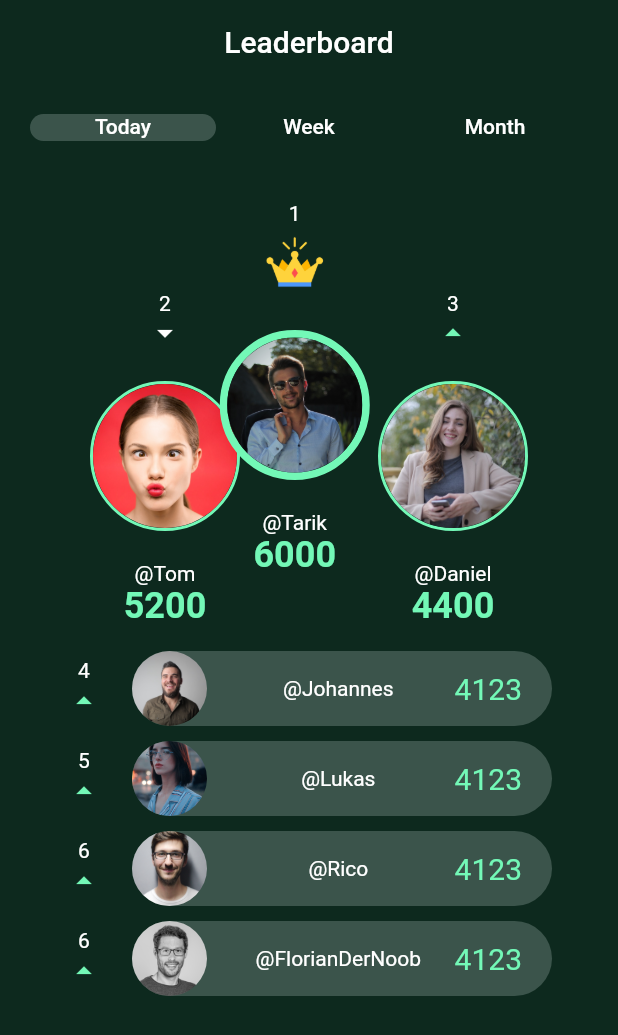
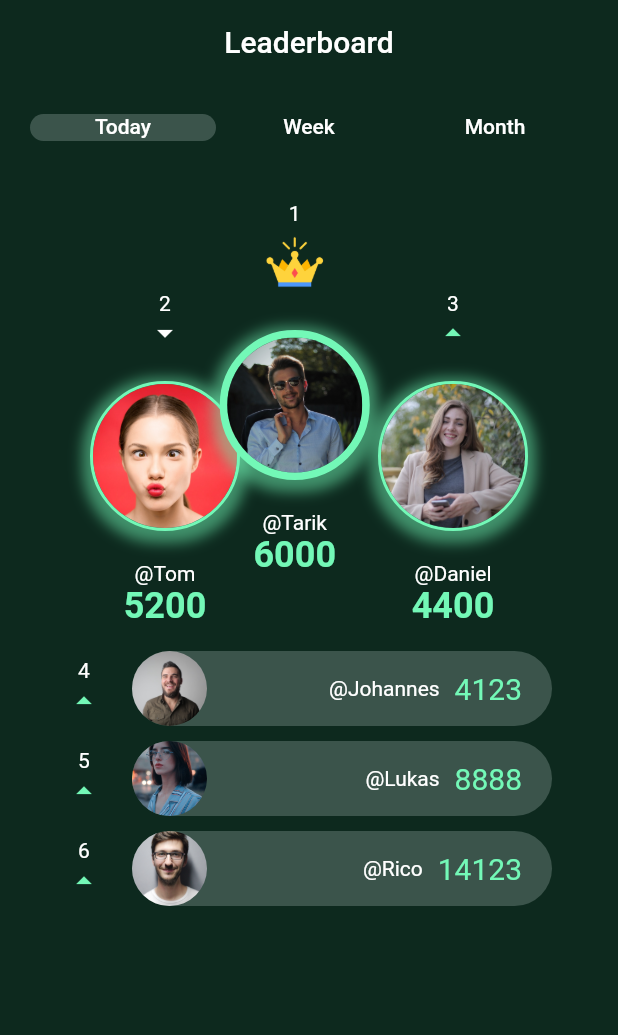
Before and after one commit to tarikalmashni/scoremaster, a Flutter app: the screen it shows after launch, on a phone screen of 412 x 824 dp. Shown: the top 1035 px of the screen. Run offline on Flutter 3.47's test engine with Material 2 defaults, Android fonts, the phone set to English and light mode, and no system bars; our stand-ins replace freezed_annotation; generated files the repository leaves out were written again.

Commit message:
little bit of clean up and solving a few TODOs

```diff
--- /dev/null
+++ b/lib/src/config/app_spacing.dart
@@ -0,0 +1,24 @@
+// ignore_for_file: constant_identifier_names
+
+class AppSpacing {
+  AppSpacing._();
+
+  static const XS = S / 2;
+  static const S = M / 1.5;
+  static const M = 8.0;
+  static const L = M * 1.5;
+  static const XL = L * 2;
+  static const XXL = XL * 2;
+
+  static const currentSize = M;
+}
+
+class AppFontSizes {
+  AppFontSizes._();
+
+  static const double M = 20;
+}
+
+class AppPaddings {
+  static const double M = 20;
+}
--- a/lib/src/config/theme/app_colors.dart
+++ b/lib/src/config/theme/app_colors.dart
@@ -1,7 +1,24 @@
 import 'package:flutter/material.dart';
 
 class AppColors {
-  static const Color background = Color(0xff0d291e);
-  static const Color green = Color(0xff73f8b7);
-  static const Color darkGreen = Color(0xff3b544b);
+  AppColors._();
+
+  static const Color primary = Color(0xff3b544b);
+  static const Color onPrimary = Colors.white;
+
+  static const Color secondary = Color(0xff0d291e);
+  static const Color onSecondary = Colors.white;
+
+  static const Color background = secondary;
+  static const Color onBackground = primary;
+
+  static const Color surface = primary;
+  static const Color onSurface = Colors.white;
+
+  static const Color error = Colors.red;
+  static const Color onError = Colors.white;
+
+  static const Color accent = Color(0xff73f8b7);
+  static const Color textSpecialColor = accent;
+  static const Color textColor = Colors.white;
 }
--- a/lib/src/pages/scoreboard_page/scoreboard_page.dart
+++ b/lib/src/pages/scoreboard_page/scoreboard_page.dart
@@ -1,4 +1,5 @@
 import 'package:flutter/material.dart';
+import 'package:scoremaster/src/config/app_spacing.dart';
 import 'package:scoremaster/src/config/theme/app_colors.dart';
 import 'package:scoremaster/src/pages/scoreboard_page/widgets/custom_highscore_list.dart';
 import 'package:scoremaster/src/pages/scoreboard_page/widgets/custom_leaders.dart';
@@ -10,15 +11,15 @@ class ScoreboardPage extends StatelessWidget {
   @override
   Widget build(BuildContext context) {
     return Scaffold(
-      backgroundColor: AppColors.background,
+      backgroundColor: AppColors.secondary,
       // TODO this could be a "custom-appbar" (simply extend appbar and configure it as needed in the super constructor call)
       appBar: AppBar(
         title: const Text(
           'Leaderboard',
-          style: TextStyle(fontSize: 20),
+          style: TextStyle(fontSize: AppFontSizes.M),
         ),
         centerTitle: true,
-        backgroundColor: AppColors.background,
+        backgroundColor: AppColors.secondary,
         elevation: 0,
       ),
       // TODO no tab controller needed :)
@@ -27,11 +28,11 @@ class ScoreboardPage extends StatelessWidget {
         child: Column(
           children: <Widget>[
             const Padding(
-              // TODO now that you've advanced to the next level, I'd like you to remove any magic numbers and implement a basic design system. User t-shirt sizing with M being the base size and all other sizes being a factor of it. (e.g. M = 8.0, S = M / 1.5)
-              padding: EdgeInsets.all(20.0),
+              padding: EdgeInsets.all(AppPaddings.M),
               child: CustomTabBar(),
             ),
             const SizedBox(
+              // TODO now that you've advanced to the next level, I'd like you to remove any magic numbers and implement a basic design system. User t-shirt sizing with M being the base size and all other sizes being a factor of it. (e.g. M = 8.0, S = M / 1.5)
               height: 20,
             ),
             Expanded(
--- a/lib/src/pages/scoreboard_page/widgets/custom_highscore_list.dart
+++ b/lib/src/pages/scoreboard_page/widgets/custom_highscore_list.dart
@@ -1,5 +1,7 @@
 import 'package:flutter/material.dart';
-import 'package:scoremaster/src/config/theme/app_colors.dart';
+import 'package:scoremaster/src/config/app_spacing.dart';
+
+import 'custom_highscore_list_entry.dart';
 
 class CustomHighscoreList extends StatelessWidget {
   const CustomHighscoreList({Key? key}) : super(key: key);
@@ -8,122 +10,64 @@ class CustomHighscoreList extends StatelessWidget {
   Widget build(BuildContext context) {
     // TODO this should be a listview.builder :) (But nice thing you discovered wraps and its sexy possibilites!)
     return Wrap(
-      spacing: 10,
-      runSpacing: 10,
+      spacing: AppSpacing.currentSize * 2.5,
+      runSpacing: AppSpacing.currentSize / 4 * 5,
       children: const <Widget>[
-        CustomListEntry(
+        CustomHighscoreListEntry(
           place: 4,
           avatarPath: 'assets/mock/pictures/profile-2.jpg',
           username: '@Johannes',
           score: 4123,
         ),
-        CustomListEntry(
+        CustomHighscoreListEntry(
           place: 5,
           avatarPath: 'assets/mock/pictures/profile-4.jpg',
           username: '@Lukas',
-          score: 4123,
+          score: 8888,
         ),
-        CustomListEntry(
+        CustomHighscoreListEntry(
           place: 6,
           avatarPath: 'assets/mock/pictures/profile-5.jpg',
           username: '@Rico',
-          score: 4123,
+          score: 14123,
         ),
-        CustomListEntry(
-          place: 6,
-          avatarPath: 'assets/mock/pictures/florian.jpg',
-          username: '@FlorianDerNoob',
-          score: 4123,
-        ),
+        // CustomListEntry(
+        //   place: 6,
+        //   avatarPath: 'assets/mock/pictures/florian.jpg',
+        //   username: '@FlorianDerNoob',
+        //   score: 9183,
+        // ),
+        // CustomListEntry(
+        //   place: 6,
+        //   avatarPath: 'assets/mock/pictures/florian.jpg',
+        //   username: '@FlorianDerNoob',
+        //   score: 9183,
+        // ),
+        // CustomListEntry(
+        //   place: 6,
+        //   avatarPath: 'assets/mock/pictures/florian.jpg',
+        //   username: '@FlorianDerNoob',
+        //   score: 9183,
+        // ),
+        // CustomListEntry(
+        //   place: 6,
+        //   avatarPath: 'assets/mock/pictures/florian.jpg',
+        //   username: '@FlorianDerNoob',
+        //   score: 9183,
+        // ),
+        // CustomListEntry(
+        //   place: 6,
+        //   avatarPath: 'assets/mock/pictures/florian.jpg',
+        //   username: '@FlorianDerNoob',
+        //   score: 9183,
+        // ),
+        // CustomListEntry(
+        //   place: 6,
+        //   avatarPath: 'assets/mock/pictures/florian.jpg',
+        //   username: '@FlorianDerNoob',
+        //   score: 9183,
+        // ),
       ],
     );
   }
 }
-
-class CustomListEntry extends StatelessWidget {
-  // TODO for easier readability, I suggest you order parameters by required and not-required instead of mixing them :)
-  const CustomListEntry({
-    Key? key,
-    required this.place,
-    this.iconIndicator,
-    required this.avatarPath,
-    required this.username,
-    required this.score,
-  }) : super(key: key);
-
-  final int place;
-  final Icon? iconIndicator;
-  final String avatarPath;
-  final String username;
-  final int score;
-
-  @override
-  Widget build(BuildContext context) {
-    return Row(
-      mainAxisAlignment: MainAxisAlignment.center,
-      children: [
-        Column(
-          children: <Widget>[
-            Text(
-              place.toString(),
-              style: const TextStyle(
-                color: Colors.white,
-              ),
-            ),
-            const Icon(
-              Icons.arrow_drop_up,
-              color: AppColors.green,
-            ),
-          ],
-        ),
-        const SizedBox(width: 20),
-        Container(
-          width: 280,
-          height: 50,
-          decoration: const BoxDecoration(
-            color: AppColors.darkGreen,
-            borderRadius: BorderRadius.all(
-              Radius.circular(50),
-            ),
-          ),
-          child: Row(
-            mainAxisAlignment: MainAxisAlignment.spaceBetween,
-            children: [
-              // TODO nice!
-              ClipRRect(
-                borderRadius: const BorderRadius.all(
-                  Radius.circular(50),
-                ),
-                child: Image(
-                  width: 50,
-                  image: AssetImage(avatarPath),
-                  fit: BoxFit.cover,
-                ),
-              ),
-              Padding(
-                padding: const EdgeInsets.only(left: 10),
-                child: Text(
-                  username,
-                  style: const TextStyle(
-                    color: Colors.white,
-                  ),
-                ),
-              ),
-              Padding(
-                padding: const EdgeInsets.only(right: 20),
-                // alignment: Alignment.centerRight,
-                child: Text(
-                  score.toString(),
-                  style: const TextStyle(
-                    fontSize: 20,
-                    color: AppColors.green,
-                  ),
-                ),
-              ),
-            ],
-          ),
-        ),
-      ],
-    );
-  }
-}
--- /dev/null
+++ b/lib/src/pages/scoreboard_page/widgets/custom_highscore_list_entry.dart
@@ -0,0 +1,92 @@
+import 'package:flutter/material.dart';
+import 'package:scoremaster/src/config/theme/app_colors.dart';
+
+class CustomHighscoreListEntry extends StatelessWidget {
+  const CustomHighscoreListEntry({
+    Key? key,
+    required this.place,
+    required this.avatarPath,
+    required this.username,
+    required this.score,
+    this.iconIndicator,
+  }) : super(key: key);
+
+  final int place;
+  final String avatarPath;
+  final String username;
+  final int score;
+  final Icon? iconIndicator;
+
+  @override
+  Widget build(BuildContext context) {
+    return Row(
+      mainAxisAlignment: MainAxisAlignment.center,
+      children: [
+        Column(
+          children: <Widget>[
+            Text(
+              place.toString(),
+              style: const TextStyle(
+                color: Colors.white,
+              ),
+            ),
+            const Icon(
+              Icons.arrow_drop_up,
+              color: AppColors.accent,
+            ),
+          ],
+        ),
+        const SizedBox(width: 20),
+        Container(
+          width: 280,
+          height: 50,
+          decoration: const BoxDecoration(
+            color: AppColors.primary,
+            borderRadius: BorderRadius.all(
+              Radius.circular(50),
+            ),
+          ),
+          child: Row(
+            mainAxisAlignment: MainAxisAlignment.spaceBetween,
+            children: [
+              ClipRRect(
+                borderRadius: const BorderRadius.all(
+                  Radius.circular(50),
+                ),
+                child: Image(
+                  width: 50,
+                  image: AssetImage(avatarPath),
+                  fit: BoxFit.cover,
+                ),
+              ),
+              Row(
+                children: [
+                  Padding(
+                    padding: const EdgeInsets.only(right: 10),
+                    child: Text(
+                      username,
+                      textAlign: TextAlign.left, // ? funzt nicht?
+                      style: const TextStyle(
+                        color: Colors.white,
+                      ),
+                    ),
+                  ),
+                  Padding(
+                    padding: const EdgeInsets.only(right: 20),
+                    child: Text(
+                      score.toString(),
+                      style: const TextStyle(
+                        fontSize: 20,
+                        color: AppColors.accent,
+                      ),
+                    ),
+                  ),
+                ],
+              ),
+            ],
+          ),
+        ),
+      ],
+    );
+  }
+}
--- a/lib/src/pages/scoreboard_page/widgets/custom_leaders.dart
+++ b/lib/src/pages/scoreboard_page/widgets/custom_leaders.dart
@@ -1,5 +1,7 @@
 import 'package:flutter/material.dart';
 import 'package:scoremaster/src/config/theme/app_colors.dart';
+
+import 'custom_leaders_column.dart';
 
 class CustomLeaders extends StatelessWidget {
   const CustomLeaders({Key? key}) : super(key: key);
@@ -16,8 +18,8 @@ class CustomLeaders extends StatelessWidget {
           Positioned(
             top: paddingTop,
             left: 60,
-            child: const CustomColumn(
-              place: 2,
+            child: const CustomLeadersColumn(
+              rank: 2,
               iconIndicator: Icon(
                 Icons.arrow_drop_down,
                 color: Colors.white,
@@ -30,11 +32,11 @@ class CustomLeaders extends StatelessWidget {
           Positioned(
             top: paddingTop,
             right: 60,
-            child: const CustomColumn(
-              place: 3,
+            child: const CustomLeadersColumn(
+              rank: 3,
               iconIndicator: Icon(
                 Icons.arrow_drop_up,
-                color: AppColors.green,
+                color: AppColors.accent,
               ),
               avatarPath: 'assets/mock/pictures/profile-1.jpg',
               username: '@Daniel',
@@ -44,8 +46,8 @@ class CustomLeaders extends StatelessWidget {
           const Positioned(
             top: 0,
             left: 146.5,
-            child: CustomColumn(
-              place: 1,
+            child: CustomLeadersColumn(
+              rank: 1,
               avatarPath: 'assets/mock/pictures/profile-3.jpg',
               username: '@Tarik',
               score: 6000,
@@ -56,97 +58,3 @@ class CustomLeaders extends StatelessWidget {
     );
   }
 }
-
-// TODO never put multiple classes in the same file (please)
-// TODO the name is quite misleading since it's a strongly specialized column, not just a customized column
-class CustomColumn extends StatelessWidget {
-  const CustomColumn({
-    Key? key,
-    // TODO english nazi: the proper word would be rank, since place only means locations :)
-    required this.place,
-    this.iconIndicator,
-    required this.avatarPath,
-    required this.username,
-    required this.score,
-  }) : super(key: key);
-
-  final int place;
-  final Icon? iconIndicator;
-  final String avatarPath;
-  final String username;
-  final int score;
-
-  @override
-  Widget build(BuildContext context) {
-    return Column(
-      mainAxisAlignment: MainAxisAlignment.center,
-      children: <Widget>[
-        // if (place > 1)
-        //   const SizedBox(
-        //     height: 70,
-        //   ),
-        Text(
-          place.toString(),
-          textAlign: TextAlign.center,
-          style: const TextStyle(
-            color: Colors.white,
-          ),
-        ),
-        Center(
-          child: iconIndicator ??
-              const Image(
-                image: AssetImage('assets/mock/icons/crown.png'),
-                width: 50,
-                fit: BoxFit.cover,
-              ),
-        ),
-        const SizedBox(
-          height: 20,
-        ),
-        Container(
-          decoration: BoxDecoration(
-            border: Border.all(
-              width: place == 1 ? 5 : 2,
-              color: AppColors.green,
-              // TODO if you take a close look, there is a shadow around the first rank avatar
-            ),
-            borderRadius: const BorderRadius.all(
-              Radius.circular(50),
-            ),
-          ),
-          // TODO Container itself has a clip property, use it instead of unnecessarily adding another widget to the tree :)
-          child: ClipRRect(
-            borderRadius: const BorderRadius.all(
-              Radius.circular(50),
-            ),
-            child: Image(
-              image: AssetImage(avatarPath),
-              fit: BoxFit.cover,
-            ),
-          ),
-          width: 100,
-          height: 100,
-        ),
-        const SizedBox(
-          height: 20,
-        ),
-        Text(
-          username,
-          textAlign: TextAlign.center,
-          style: const TextStyle(
-            color: Colors.white,
-          ),
-        ),
-        Text(
-          score.toString(),
-          textAlign: TextAlign.center,
-          style: const TextStyle(
-            color: AppColors.green,
-            fontSize: 24,
-            fontWeight: FontWeight.bold,
-          ),
-        ),
-      ],
-    );
-  }
-}
--- /dev/null
+++ b/lib/src/pages/scoreboard_page/widgets/custom_leaders_column.dart
@@ -0,0 +1,98 @@
+import 'package:flutter/material.dart';
+import 'package:scoremaster/src/config/theme/app_colors.dart';
+
+class CustomLeadersColumn extends StatelessWidget {
+  const CustomLeadersColumn({
+    Key? key,
+    required this.rank,
+    this.iconIndicator,
+    required this.avatarPath,
+    required this.username,
+    required this.score,
+  }) : super(key: key);
+
+  final int rank;
+  final Icon? iconIndicator;
+  final String avatarPath;
+  final String username;
+  final int score;
+
+  @override
+  Widget build(BuildContext context) {
+    return Column(
+      mainAxisAlignment: MainAxisAlignment.center,
+      children: <Widget>[
+        Text(
+          rank.toString(),
+          textAlign: TextAlign.center,
+          style: const TextStyle(
+            color: Colors.white,
+          ),
+        ),
+        Center(
+          child: iconIndicator ??
+              const Image(
+                image: AssetImage('assets/mock/icons/crown.png'),
+                width: 50,
+                fit: BoxFit.cover,
+              ),
+        ),
+        const SizedBox(
+          height: 20,
+        ),
+        Container(
+          decoration: BoxDecoration(
+            border: Border.all(
+              width: rank == 1 ? 5 : 2,
+              color: AppColors.accent,
+            ),
+            borderRadius: const BorderRadius.all(
+              Radius.circular(50),
+            ),
+            // ? how to apply only to rank == 1? If statement before boxShadow doesn't seem to work
+            boxShadow: [
+              BoxShadow(
+                color: AppColors.accent.withOpacity(0.5),
+                spreadRadius: 5,
+                blurRadius: 7,
+                offset: const Offset(0, 3),
+              ),
+            ],
+          ),
+          // TODO Container itself has a clip property, use it instead of unnecessarily adding another widget to the tree :)
+          // ? Container doesn't seem to have a clip property as you promised? Don't fool me.
+          child: ClipRRect(
+            borderRadius: const BorderRadius.all(
+              Radius.circular(50),
+            ),
+            child: Image(
+              image: AssetImage(avatarPath),
+              fit: BoxFit.cover,
+            ),
+          ),
+          width: 100,
+          height: 100,
+        ),
+        const SizedBox(
+          height: 20,
+        ),
+        Text(
+          username,
+          textAlign: TextAlign.center,
+          style: const TextStyle(
+            color: Colors.white,
+          ),
+        ),
+        Text(
+          score.toString(),
+          textAlign: TextAlign.center,
+          style: const TextStyle(
+            color: AppColors.accent,
+            fontSize: 24,
+            fontWeight: FontWeight.bold,
+          ),
+        ),
+      ],
+    );
+  }
+}
--- a/lib/src/pages/scoreboard_page/widgets/custom_tab_bar.dart
+++ b/lib/src/pages/scoreboard_page/widgets/custom_tab_bar.dart
@@ -38,7 +38,7 @@ class CustomTabBar extends StatelessWidget {
       ],
       indicator: BoxDecoration(
         borderRadius: BorderRadius.circular(50),
-        color: AppColors.darkGreen,
+        color: AppColors.primary,
       ),
     );
   }
```
